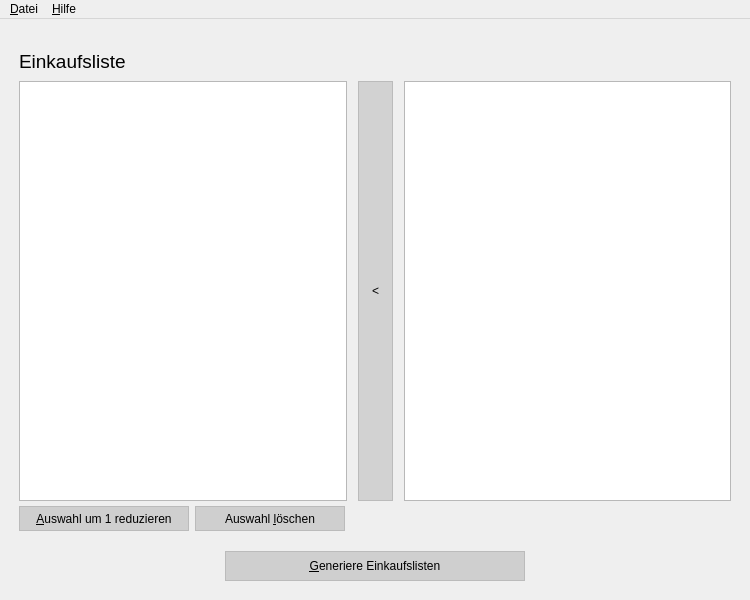
Before: the Qt Designer form Costimizer/mainwindow.ui in TutorExilius/Costimizer, drawn with Qt 5.
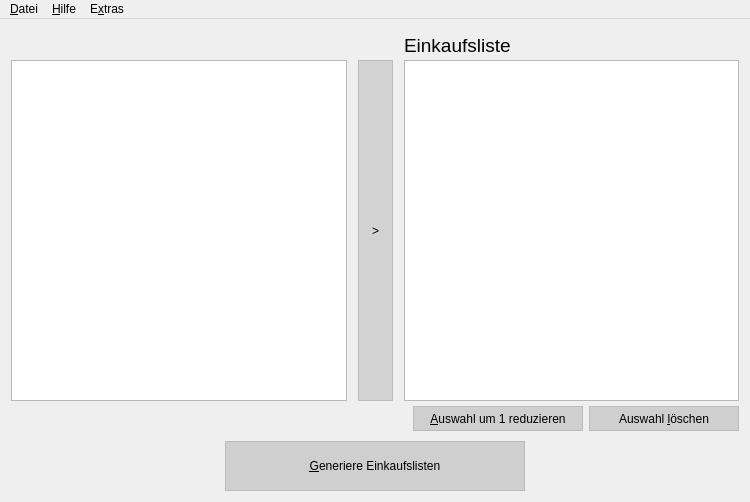
After: the same form once the commit is applied.

Patch:
```diff
--- a/Costimizer/mainwindow.ui
+++ b/Costimizer/mainwindow.ui
@@ -7,7 +7,7 @@
     <x>0</x>
     <y>0</y>
     <width>750</width>
-    <height>600</height>
+    <height>502</height>
    </rect>
   </property>
   <property name="windowTitle">
@@ -24,16 +24,16 @@
        <number>0</number>
       </property>
       <property name="leftMargin">
-       <number>8</number>
+       <number>0</number>
       </property>
       <property name="topMargin">
-       <number>20</number>
+       <number>0</number>
       </property>
       <property name="rightMargin">
-       <number>8</number>
+       <number>0</number>
       </property>
       <property name="bottomMargin">
-       <number>8</number>
+       <number>0</number>
       </property>
       <item>
        <layout class="QHBoxLayout" name="horizontalLayout">
@@ -41,23 +41,8 @@
          <enum>QLayout::SetMinimumSize</enum>
         </property>
         <property name="bottomMargin">
-         <number>8</number>
+         <number>0</number>
         </property>
-        <item>
-         <widget class="QLabel" name="label">
-          <property name="font">
-           <font>
-            <pointsize>14</pointsize>
-           </font>
-          </property>
-          <property name="text">
-           <string>Einkaufsliste</string>
-          </property>
-          <property name="alignment">
-           <set>Qt::AlignLeading|Qt::AlignLeft|Qt::AlignVCenter</set>
-          </property>
-         </widget>
-        </item>
        </layout>
       </item>
       <item>
@@ -66,11 +51,37 @@
          <number>0</number>
         </property>
         <item>
-         <widget class="QListView" name="listView_shoppingList">
+         <layout class="QVBoxLayout" name="verticalLayout_4">
+          <property name="spacing">
+           <number>0</number>
+          </property>
+          <property name="rightMargin">
+           <number>0</number>
+          </property>
+          <item>
+           <spacer name="verticalSpacer">
+            <property name="orientation">
+             <enum>Qt::Vertical</enum>
+            </property>
+            <property name="sizeType">
+             <enum>QSizePolicy::Minimum</enum>
+            </property>
+            <property name="sizeHint" stdset="0">
+             <size>
+              <width>30</width>
+              <height>30</height>
+             </size>
+            </property>
+           </spacer>
+          </item>
+          <item>
+           <widget class="QListWidget" name="listWidget_items">
           <property name="selectionMode">
            <enum>QAbstractItemView::MultiSelection</enum>
           </property>
          </widget>
+          </item>
+         </layout>
         </item>
         <item>
          <spacer name="horizontalSpacer_3">
@@ -89,6 +100,33 @@
          </spacer>
         </item>
         <item>
+         <layout class="QVBoxLayout" name="verticalLayout_5">
+          <property name="spacing">
+           <number>0</number>
+          </property>
+          <property name="topMargin">
+           <number>0</number>
+          </property>
+          <property name="rightMargin">
+           <number>0</number>
+          </property>
+          <item>
+           <spacer name="verticalSpacer_2">
+            <property name="orientation">
+             <enum>Qt::Vertical</enum>
+            </property>
+            <property name="sizeType">
+             <enum>QSizePolicy::Minimum</enum>
+            </property>
+            <property name="sizeHint" stdset="0">
+             <size>
+              <width>20</width>
+              <height>30</height>
+             </size>
+            </property>
+           </spacer>
+          </item>
+          <item>
          <widget class="QPushButton" name="pushButton_shiftItem">
           <property name="sizePolicy">
            <sizepolicy hsizetype="Fixed" vsizetype="Expanding">
@@ -125,9 +163,11 @@
 }</string>
           </property>
           <property name="text">
-           <string>&lt;</string>
-          </property>
-         </widget>
+             <string>&gt;</string>
+            </property>
+           </widget>
+          </item>
+         </layout>
         </item>
         <item>
          <spacer name="horizontalSpacer_4">
@@ -146,11 +186,62 @@
          </spacer>
         </item>
         <item>
-         <widget class="QListWidget" name="listWidget_items">
+         <layout class="QVBoxLayout" name="verticalLayout_3">
+          <property name="spacing">
+           <number>0</number>
+          </property>
+          <property name="rightMargin">
+           <number>0</number>
+          </property>
+          <item>
+           <layout class="QHBoxLayout" name="horizontalLayout_4">
+            <property name="spacing">
+             <number>0</number>
+            </property>
+            <property name="topMargin">
+             <number>0</number>
+            </property>
+            <item>
+             <widget class="QLabel" name="label">
+              <property name="font">
+               <font>
+                <pointsize>14</pointsize>
+               </font>
+              </property>
+              <property name="text">
+               <string>Einkaufsliste</string>
+              </property>
+              <property name="alignment">
+               <set>Qt::AlignLeading|Qt::AlignLeft|Qt::AlignVCenter</set>
+              </property>
+             </widget>
+            </item>
+            <item>
+             <spacer name="verticalSpacer_3">
+              <property name="orientation">
+               <enum>Qt::Vertical</enum>
+              </property>
+              <property name="sizeType">
+               <enum>QSizePolicy::Minimum</enum>
+              </property>
+              <property name="sizeHint" stdset="0">
+               <size>
+                <width>20</width>
+                <height>30</height>
+               </size>
+              </property>
+             </spacer>
+            </item>
+           </layout>
+          </item>
+          <item>
+           <widget class="QListView" name="listView_shoppingList">
           <property name="selectionMode">
            <enum>QAbstractItemView::MultiSelection</enum>
           </property>
          </widget>
+          </item>
+         </layout>
         </item>
        </layout>
       </item>
@@ -162,6 +253,19 @@
         <property name="bottomMargin">
          <number>0</number>
         </property>
+        <item>
+         <spacer name="horizontalSpacer_5">
+          <property name="orientation">
+           <enum>Qt::Horizontal</enum>
+          </property>
+          <property name="sizeHint" stdset="0">
+           <size>
+            <width>40</width>
+            <height>20</height>
+           </size>
+          </property>
+         </spacer>
+        </item>
         <item>
          <widget class="QPushButton" name="pushButton_reduce1">
           <property name="minimumSize">
@@ -236,25 +340,12 @@
           </property>
          </widget>
         </item>
-        <item>
-         <spacer name="horizontalSpacer_5">
-          <property name="orientation">
-           <enum>Qt::Horizontal</enum>
-          </property>
-          <property name="sizeHint" stdset="0">
-           <size>
-            <width>40</width>
-            <height>20</height>
-           </size>
-          </property>
-         </spacer>
-        </item>
        </layout>
       </item>
       <item>
        <layout class="QHBoxLayout" name="horizontalLayout_5">
         <property name="topMargin">
-         <number>20</number>
+         <number>10</number>
         </property>
         <property name="bottomMargin">
          <number>0</number>
@@ -266,7 +357,7 @@
           </property>
           <property name="sizeHint" stdset="0">
            <size>
-            <width>40</width>
+            <width>0</width>
             <height>20</height>
            </size>
           </property>
@@ -283,13 +374,13 @@
           <property name="minimumSize">
            <size>
             <width>300</width>
-            <height>30</height>
+            <height>50</height>
            </size>
           </property>
           <property name="maximumSize">
            <size>
             <width>300</width>
-            <height>30</height>
+            <height>50</height>
            </size>
           </property>
           <property name="styleSheet">
@@ -359,8 +450,15 @@
     <addaction name="action_ber_Costimizer"/>
     <addaction name="action_ber_Qt"/>
    </widget>
+   <widget class="QMenu" name="menu_Extras">
+    <property name="title">
+     <string>E&amp;xtras</string>
+    </property>
+    <addaction name="action_Settings"/>
+   </widget>
    <addaction name="menu_Datei"/>
    <addaction name="menu_Hilfe"/>
+   <addaction name="menu_Extras"/>
   </widget>
   <action name="action_Beenden">
    <property name="text">
```
Left out of the diff: 9 changed lines with no effect on the pictures. Lines whose indentation alone changed are shown as unchanged.
